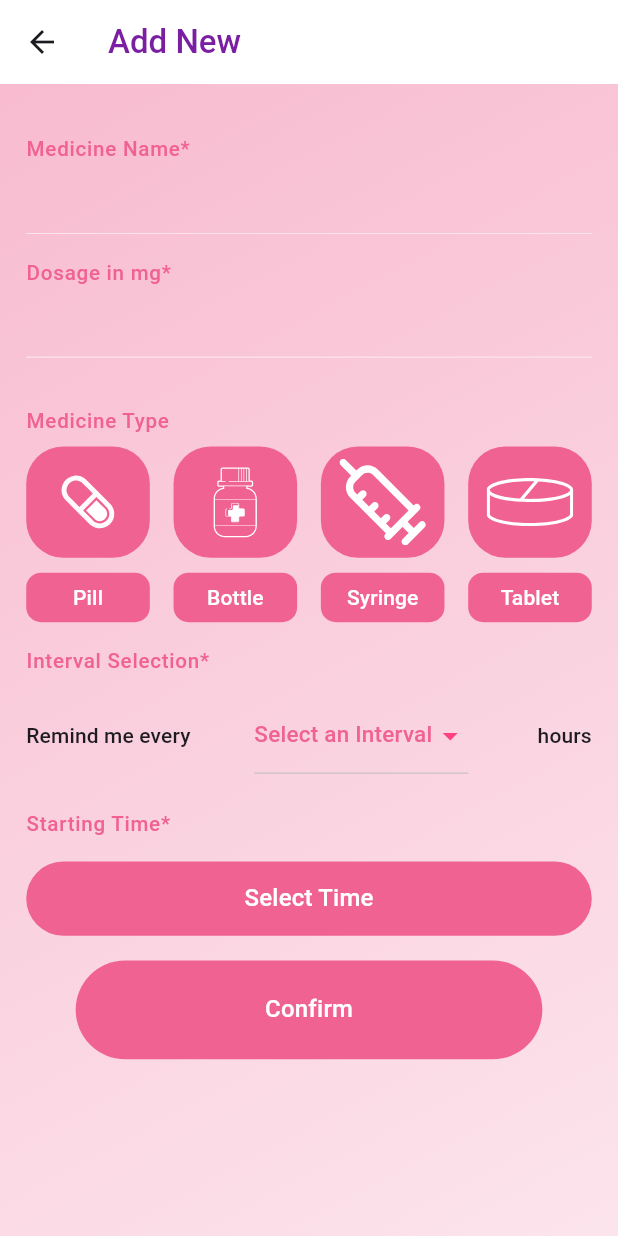
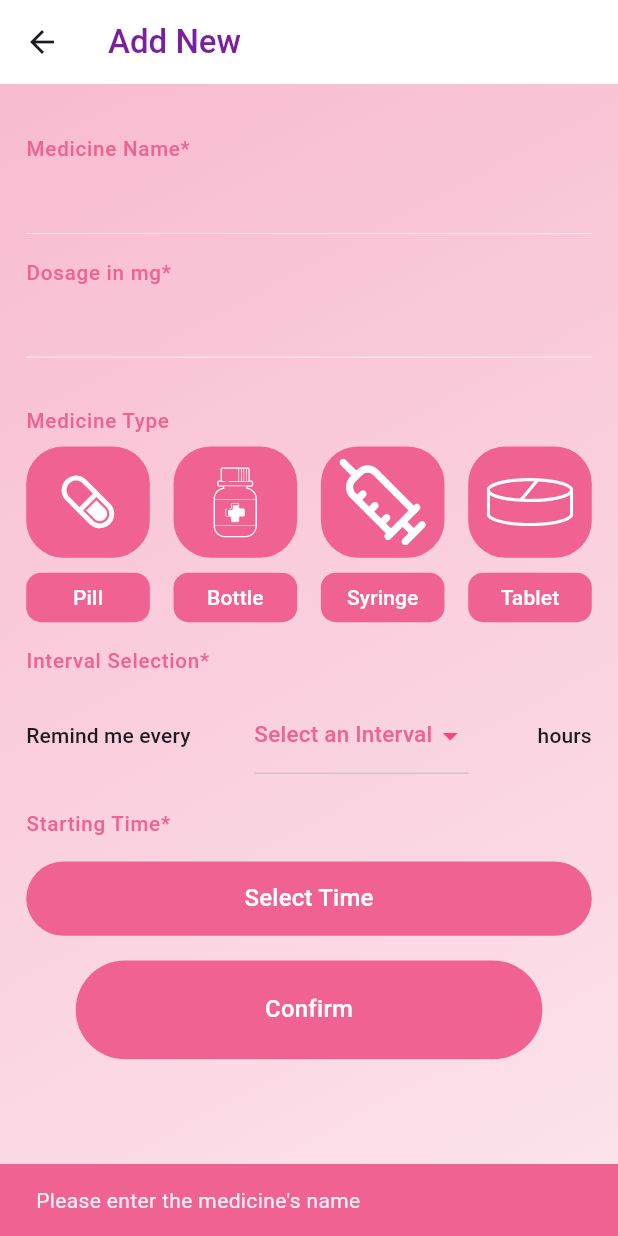
Before and after one commit to priontysaha/chillpill, a Flutter app: the medicine_type screen opened directly, after a tap on "Confirm", on a phone screen of 412 x 824 dp. Run offline on Flutter 3.47's test engine with Material 3 defaults, Android fonts, the phone set to English and light mode, and no system bars; our stand-ins replace firebase_auth, firebase_core, flare_flutter, flutter_svg, get, rxdart and 2 more; accounts and stored records are empty.

```diff
--- a/lib/PAGES/medicine_type_page.dart
+++ b/lib/PAGES/medicine_type_page.dart
@@ -1,5 +1,11 @@
+import 'dart:math';
+
 import 'package:chillpill/PAGES/new_entry_bloc.dart';
+import 'package:chillpill/PAGES/success_screen/success_screen.dart';
 import 'package:chillpill/common/convert_time.dart';
+import 'package:chillpill/global_bloc.dart';
+import 'package:chillpill/models/errors.dart';
+import 'package:chillpill/models/medicine.dart';
 import 'package:flutter/cupertino.dart';
 import 'package:flutter/material.dart';
 import 'package:flutter/widgets.dart';
@@ -39,13 +45,13 @@ class _medicine_typeState extends State<medicine_type> {
     nameController = TextEditingController();
     dosageController = TextEditingController();
     _newEntryBloc = NewEntryBloc();
-
     _scaffoldKey = GlobalKey<ScaffoldState>();
+    initializeErrorListen();
   }
 
   @override
   Widget build(BuildContext context) {
-    // TODO: implement build
+    final GlobalBloc globalBloc = Provider.of<GlobalBloc>(context);
     return Scaffold(
         key: _scaffoldKey,
         resizeToAvoidBottomInset: false,
@@ -88,9 +94,7 @@ class _medicine_typeState extends State<medicine_type> {
                       ),
                       style: Theme.of(context).textTheme.titleSmall?.copyWith(
                             color: Colors.black,
-
                           ),
-
                     ),
                     const PanelTitle(
                       title: 'Dosage in mg',
@@ -184,7 +188,66 @@ class _medicine_typeState extends State<medicine_type> {
                                       color: Colors.white,
                                     )),
                           ),
-                          onPressed: () {},
+                          onPressed: () {
+                            String? medicineName;
+                            int? dosage;
+
+                            if (nameController.text == "") {
+                              _newEntryBloc.submitError(EntryError.nameNull);
+                              return;
+                            }
+                            if (nameController.text != "") {
+                              medicineName = nameController.text;
+                            }
+                            if (dosageController.text == "") {
+                              dosage = 0;
+                            }
+                            if (dosageController.text != "") {
+                              dosage = int.parse(dosageController.text);
+                            }
+                            for (var medicine
+                                in globalBloc.medicineList$!.value) {
+                              if (medicineName == medicine.medicineName) {
+                                _newEntryBloc
+                                    .submitError(EntryError.nameDuplicate);
+                                return;
+                              }
+                            }
+                            if (_newEntryBloc.selectIntervals!.value == 0) {
+                              _newEntryBloc.submitError(EntryError.interval);
+                              return;
+                            }
+                            if (_newEntryBloc.selectedTimeOfDay$!.value ==
+                                'Name') {
+                              _newEntryBloc.submitError(EntryError.startTime);
+                              return;
+                            }
+
+                            String medicineType = _newEntryBloc
+                                .selectedMedicineType!.value
+                                .toString()
+                                .substring(13);
+
+                            int interval = _newEntryBloc.selectIntervals!.value;
+                            String startTime =
+                                _newEntryBloc.selectedTimeOfDay$!.value;
+
+                            List<int> intIDs = makeIDs(
+                                24 / _newEntryBloc.selectIntervals!.value);
+                            List<String> notificationIDs =
+                                intIDs.map((i) => i.toString()).toList();
+
+                            Medicine newEntryMedicine = Medicine(
+                                notificationIDs: notificationIDs,
+                                medicineName: medicineName,
+                                dosage: dosage,
+                                medicineType: medicineType,
+                                interval: interval,
+                                startTime: startTime);
+                            globalBloc.updateMedicineList(newEntryMedicine);
+
+                            Get.to(SuccessScreen());
+                          },
                         ),
                       ),
                     ),
@@ -192,6 +255,50 @@ class _medicine_typeState extends State<medicine_type> {
             ),
           ),
         ));
+  }
+
+  void initializeErrorListen() {
+    _newEntryBloc.errorState$!.listen((EntryError error) {
+      switch (error) {
+        case EntryError.nameNull:
+          displayError("Please enter the medicine's name");
+          break;
+
+        case EntryError.nameDuplicate:
+          displayError("Medicine name already exists");
+          break;
+
+        case EntryError.dosage:
+          displayError("Please enter the dosage required");
+          break;
+
+        case EntryError.interval:
+          displayError("Please select the reminder's interval");
+          break;
+
+        case EntryError.startTime:
+          displayError("Please select the reminder's starting time");
+          break;
+        default:
+      }
+    });
+  }
+
+  void displayError(String error) {
+    ScaffoldMessenger.of(context).showSnackBar(SnackBar(
+      content: Text(error),
+      backgroundColor: Color(0xfff06292),
+      duration: const Duration(milliseconds: 2000),
+    ));
+  }
+
+  List<int> makeIDs(double n) {
+    var rng = Random();
+    List<int> ids = [];
+    for (int i = 0; i < n; i++) {
+      ids.add(rng.nextInt(1000000000));
+    }
+    return ids;
   }
 }
 
@@ -259,6 +366,7 @@ class _IntervalSelectionState extends State<IntervalSelection> {
   var _selected = 0;
   @override
   Widget build(BuildContext context) {
+    final NewEntryBloc newEntryBloc = Provider.of<NewEntryBloc>(context);
     return Padding(
       padding: EdgeInsets.only(top: 1.h),
       child: Row(
@@ -297,6 +405,7 @@ class _IntervalSelectionState extends State<IntervalSelection> {
               setState(
                 () {
                   _selected = newVal!;
+                  newEntryBloc.updateInterval(newVal);
                 },
               );
             },
--- a/lib/main.dart
+++ b/lib/main.dart
@@ -1,5 +1,6 @@
 import 'package:chillpill/PAGES/new_entry_bloc.dart';
 import 'package:chillpill/firebase_options.dart';
+import 'package:chillpill/global_bloc.dart';
 import 'package:firebase_core/firebase_core.dart';
 import 'package:flutter/material.dart';
 import 'package:get/get.dart';
@@ -28,18 +29,18 @@ class MyApp extends StatefulWidget {
 
 class _MyAppState extends State<MyApp> {
   // This widget is the root of your application.
-  NewEntryBloc? newEntryBloc;
+  GlobalBloc? globalBloc;
 
   @override
   void initState() {
-    newEntryBloc = NewEntryBloc();
+    globalBloc = GlobalBloc();
     super.initState();
   }
 
   @override
   Widget build(BuildContext context) {
-    return Provider<NewEntryBloc>.value(
-        value: newEntryBloc!,
+    return Provider<GlobalBloc>.value(
+        value: globalBloc!,
         child: Sizer(builder: (context, oreientation, devicetype) {
           return GetMaterialApp(
             theme: ThemeData(
--- /dev/null
+++ b/lib/models/medicine.dart
@@ -0,0 +1,46 @@
+class Medicine {
+  final List<dynamic>? notificationIDs;
+  final String? medicineName;
+  final int? dosage;
+  final String? medicineType;
+  final int? interval;
+  final String? startTime;
+
+  Medicine(
+      {this.medicineType,
+      this.medicineName,
+      this.dosage,
+      this.notificationIDs,
+      this.startTime,
+      this.interval});
+
+  String get getName => medicineName!;
+  int get getDosage => dosage!;
+  String get getType => medicineType!;
+  int get getInterval => interval!;
+  String get getStartTime => startTime!;
+  List<dynamic> get getIDs => notificationIDs!;
+
+  Map<String, dynamic> toJson() {
+    return {
+      'ids': notificationIDs,
+      'name': medicineName,
+      'dosage': dosage,
+      'type': medicineType,
+      'interval': interval,
+      'start': startTime,
+    };
+  }
+
+  factory Medicine.fromJson(Map<String, dynamic> parsedJson) {
+    return Medicine(
+      notificationIDs: parsedJson['ids'],
+        medicineName: parsedJson['name'],
+      dosage: parsedJson['dosage'],
+      medicineType: parsedJson['type'],
+      interval: parsedJson['interval'],
+      startTime: parsedJson['start'],
+
+    );
+  }
+}
--- a/pubspec.yaml
+++ b/pubspec.yaml
@@ -46,6 +46,8 @@ dependencies:
   flutter_svg: ^2.0.10+1
   rxdart: ^0.28.0
   provider: ^6.1.2
+  shared_preferences: ^2.2.3
+  flare_flutter: ^3.0.2
 
 dev_dependencies:
   flutter_test:
@@ -76,6 +78,7 @@ flutter:
     - assets/syringe.svg
     - assets/tablet.svg
 
+
   # An image asset can refer to one or more resolution-specific "variants", see
   # https://flutter.dev/assets-and-images/#resolution-aware
 
```
Also changed, not shown: lib/PAGES/medicine_details/medicine_details.dart (+52 -4 lines), lib/PAGES/success_screen/success_screen.dart (added, +36 -0 lines), lib/global_bloc.dart (added, +57 -0 lines), pubspec.lock, 1 other file.
